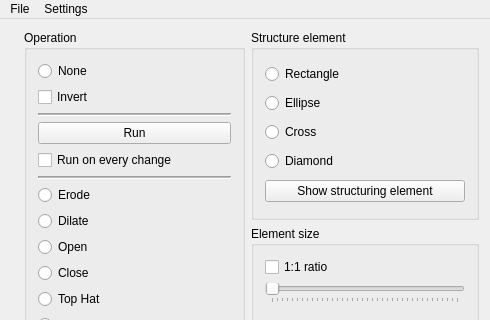
Old version of the form morph/mainwindow.ui in the repository k0zmo/morphology-opencl; both pictures show x 0 to 490 and y 0 to 320 of the 490 by 486 pixel window.
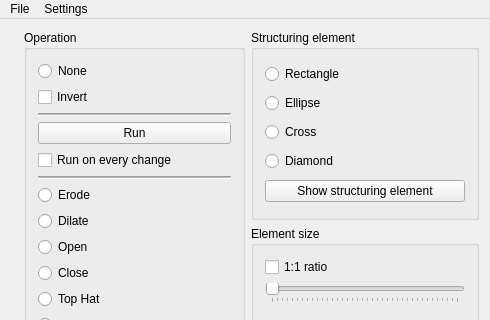
New version of the form.

Commit message: * Zmiana nazwy structure na structuring * Komunikat o przekroczeniu dostepnej wielkosci dla bufora stalych

Patch:
```diff
--- a/morph/mainwindow.ui
+++ b/morph/mainwindow.ui
@@ -222,7 +222,7 @@
          </size>
         </property>
         <property name="title">
-         <string>Structure element</string>
+         <string>Structuring element</string>
         </property>
         <layout class="QVBoxLayout" name="verticalLayout">
          <item>
```
Left out of the diff: 2 changed lines with no effect on the pictures. The commit also changes 9 other files.
